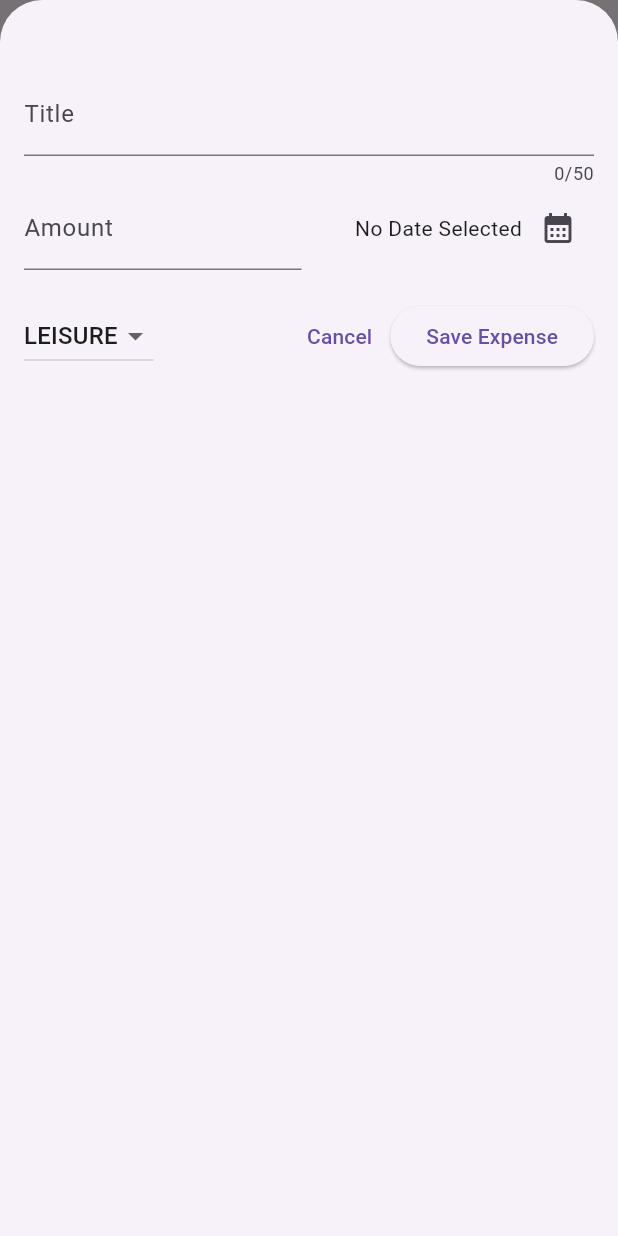
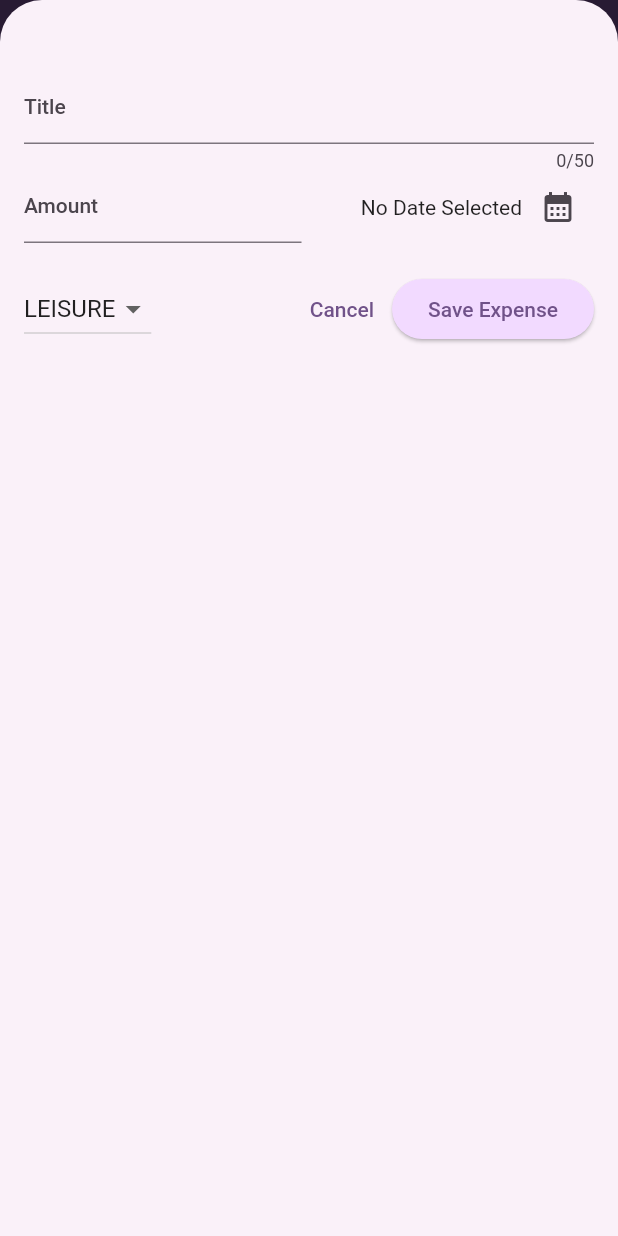
Before and after one commit to akashdevav/Flutter_expense-tracker, a Flutter app: the screen it shows after launch, after a tap on the "add" icon, on a phone screen of 412 x 824 dp. Run offline on Flutter 3.47's test engine with Material 2 defaults, Android fonts, the phone set to English and light mode, and no system bars.

Commit message:
added some themes to the application in main file of the app so that it can be accessed by everywhere

```diff
--- a/expense_app/lib/main.dart
+++ b/expense_app/lib/main.dart
@@ -1,10 +1,36 @@
 import 'package:expense_app/widget/expenses.dart';
 import 'package:flutter/material.dart';
 
+var kColourScheme = ColorScheme.fromSeed(
+  seedColor: const Color.fromARGB(255, 76, 42, 104),
+);
 void main() {
   runApp(
     MaterialApp(
-      theme: ThemeData(useMaterial3: true),
+      theme: ThemeData().copyWith(
+        useMaterial3: true,
+        colorScheme: kColourScheme,
+        appBarTheme: const AppBarTheme().copyWith(
+          backgroundColor: kColourScheme.onPrimaryContainer,
+          foregroundColor: kColourScheme.inversePrimary,
+        ),
+        cardTheme: const CardTheme().copyWith(
+          color: kColourScheme.secondaryContainer,
+          margin: const EdgeInsets.symmetric(horizontal: 12, vertical: 8),
+        ),
+        elevatedButtonTheme: ElevatedButtonThemeData(
+          style: ElevatedButton.styleFrom(
+            backgroundColor: kColourScheme.primaryContainer,
+          ),
+        ),
+        textTheme: ThemeData().textTheme.copyWith(
+              titleLarge: TextStyle(
+                fontWeight: FontWeight.bold,
+                color: kColourScheme.onSecondaryContainer,
+                fontSize: 16,
+              ),
+            ),
+      ),
       debugShowCheckedModeBanner: false,
       home: const Expenses(),
     ),
--- a/expense_app/lib/widget/expenses.dart
+++ b/expense_app/lib/widget/expenses.dart
@@ -11,7 +11,18 @@ class Expenses extends StatefulWidget {
 }
 
 class _ExpensesState extends State<Expenses> {
-  final List<Expense> _registeredExpense = [];
+  final List<Expense> _registeredExpense = [
+    Expense(
+        title: 'Kerala Trip',
+        amount: 230.50,
+        date: DateTime.now(),
+        category: Category.travel),
+    Expense(
+        title: 'Food Paradise',
+        amount: 30.50,
+        date: DateTime.now(),
+        category: Category.food),
+  ];
 
   //Method for the add icon to show the new_bottom_add_overlay.
   void _openAddOverlay() {
@@ -42,7 +53,7 @@ class _ExpensesState extends State<Expenses> {
           label: 'Undo',
           onPressed: () {
             setState(() {
-            _registeredExpense.insert(listIndex, expense);
+              _registeredExpense.insert(listIndex, expense);
             });
           },
         ),
@@ -61,6 +72,7 @@ class _ExpensesState extends State<Expenses> {
     }
     return Scaffold(
       appBar: AppBar(
+        toolbarHeight: 60,
         actions: [
           IconButton(
             onPressed: _openAddOverlay,
--- a/expense_app/lib/widget/expenses_list/expenses_item.dart
+++ b/expense_app/lib/widget/expenses_list/expenses_item.dart
@@ -17,7 +17,7 @@ class ExpensesItem extends StatelessWidget {
           crossAxisAlignment: CrossAxisAlignment.start,
           children: [
             Text(expenses.title,
-            style: const TextStyle(fontWeight: FontWeight.bold),),
+            style: Theme.of(context).textTheme.titleLarge),
             Row(
               children: [
                 Text('\$${expenses.amount.toStringAsFixed(2)}'),
--- a/expense_app/lib/widget/expenses_list/expenses_list.dart
+++ b/expense_app/lib/widget/expenses_list/expenses_list.dart
@@ -3,11 +3,8 @@ import 'package:expense_app/widget/expenses_list/expenses_item.dart';
 import 'package:flutter/material.dart';
 
 class ExpensesList extends StatelessWidget {
-  const ExpensesList({
-    super.key,
-    required this.expenses,
-    required this.onRemoveExpense
-  });
+  const ExpensesList(
+      {super.key, required this.expenses, required this.onRemoveExpense});
 
   final List<Expense> expenses;
   final void Function(Expense expense) onRemoveExpense;
@@ -18,6 +15,12 @@ class ExpensesList extends StatelessWidget {
       itemCount: expenses.length,
       itemBuilder: (ctx, index) => Dismissible(
         key: ValueKey(expenses[index]),
+        background: Container(
+          color: Theme.of(context).colorScheme.error.withOpacity(0.85),
+          margin: EdgeInsets.symmetric(
+            horizontal: Theme.of(context).cardTheme.margin!.horizontal,
+          ),
+        ),
         onDismissed: (direction) {
           onRemoveExpense(expenses[index]);
         },
```
